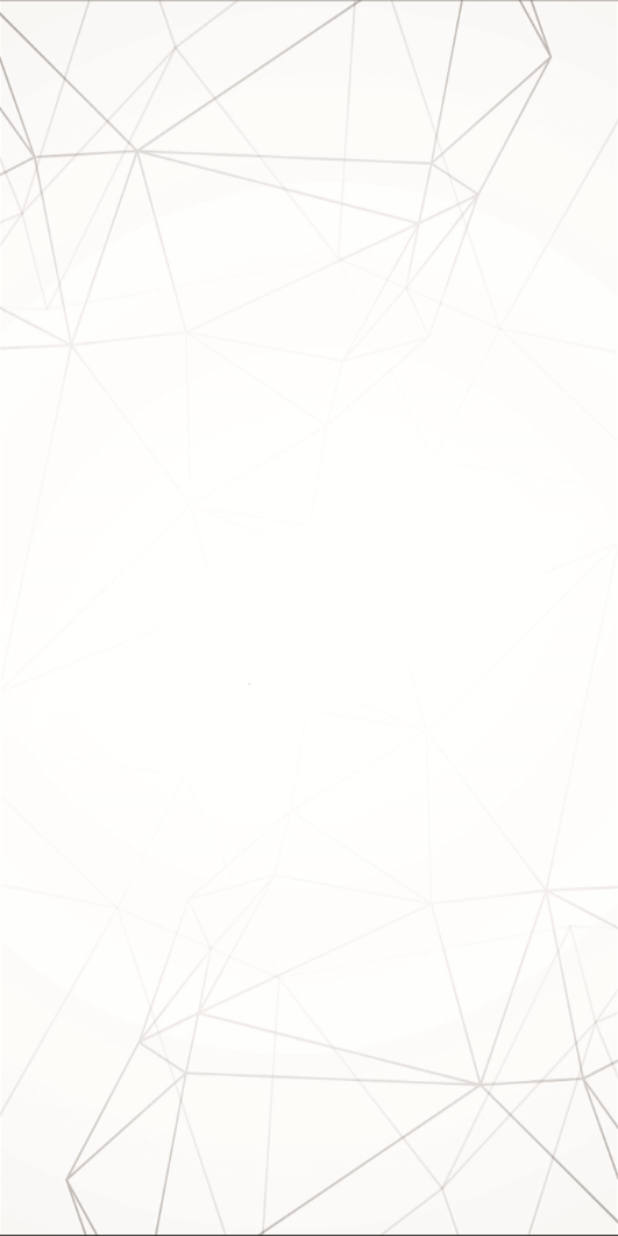
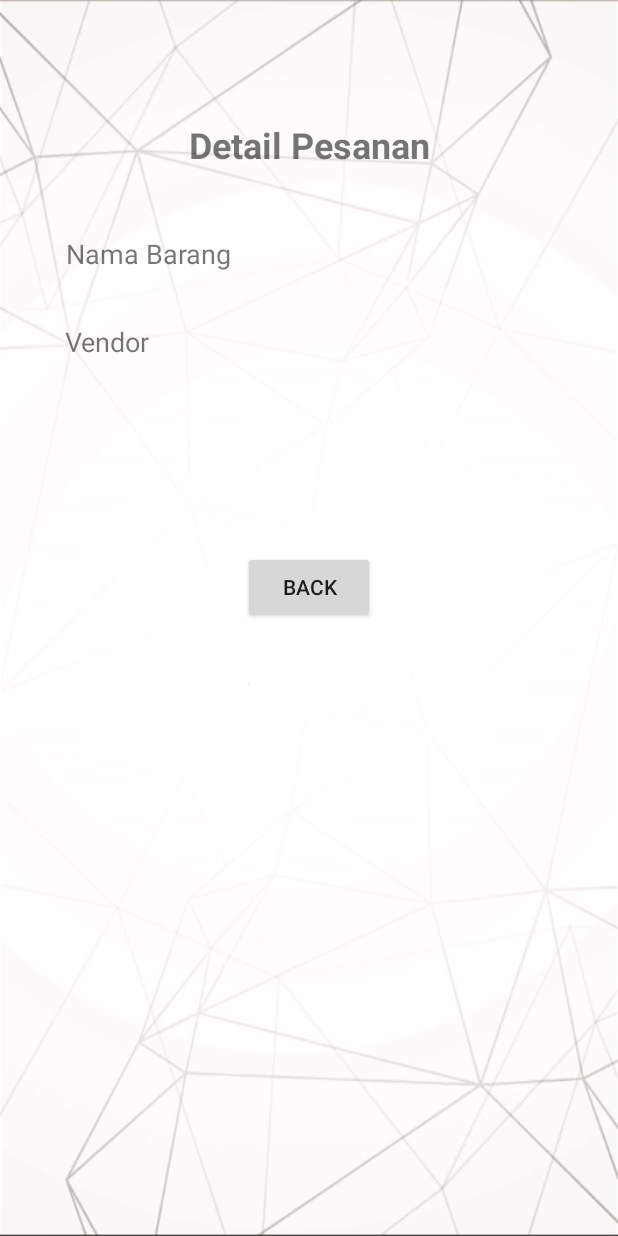
Before and after one commit to prosperoinv/MainProject, an Android app: the DetailBarang screen opened directly, with no data from a screen before it, on a phone screen of 412 x 824 dp. Run offline under Robolectric (Android 15) with nearby library versions, the phone set to English and light mode, and no system bars.

Commit message:
Alex said, produksi sudah masuk

```diff
--- a/app/src/main/AndroidManifest.xml
+++ b/app/src/main/AndroidManifest.xml
@@ -32,7 +32,8 @@
         <activity android:name=".penjualan.Detail" />
         <activity android:name=".distribusi.Distribusi1" />
         <activity android:name=".distribusi.D_adapter" />
-        <activity android:name=".pengadaan.TambahPesanan"></activity>
+        <activity android:name=".pengadaan.TambahPesanan" />
+        <activity android:name=".produksi.BarangBarang"></activity>
     </application>
 
 </manifest>
--- a/app/src/main/java/id/simplify/prosperoinv/pengadaan/DetailBarang.java
+++ b/app/src/main/java/id/simplify/prosperoinv/pengadaan/DetailBarang.java
@@ -1,15 +1,41 @@
 package id.simplify.prosperoinv.pengadaan;
 
+import android.content.Intent;
 import android.support.v7.app.AppCompatActivity;
 import android.os.Bundle;
+import android.widget.TextView;
 
 import id.simplify.prosperoinv.R;
 
 public class DetailBarang extends AppCompatActivity {
-
+    Intent masuk;
+    String nama,vendor,jumlah;
+    TextView a,b,c,judul,vedor,remover;
     @Override
     protected void onCreate(Bundle savedInstanceState) {
         super.onCreate(savedInstanceState);
         setContentView(R.layout.activity_laporan_pengadaan);
+        a = (TextView) findViewById(R.id.editText);
+        b = (TextView) findViewById(R.id.editText2);
+        c = (TextView) findViewById(R.id.editText3);
+        judul = (TextView) findViewById(R.id.textView10);
+        vedor = (TextView) findViewById(R.id.textView12);
+        remover = (TextView) findViewById(R.id.textView13);
+        masuk = getIntent();
+        nama = masuk.getStringExtra("nama");
+        vendor = masuk.getStringExtra("vendor");
+        jumlah = masuk.getStringExtra("jumlah");
+        if (vendor!=null){
+            a.setText(nama);
+            b.setText(vendor);
+            c.setText(jumlah);}
+        else if (vendor==null) {
+            judul.setText("Detail Pesanan");
+            a.setText(nama);
+            b.setText(jumlah);
+            remover.setText("");
+            c.setText("");
+
+        }
     }
 }
--- a/app/src/main/java/id/simplify/prosperoinv/pengadaan/TambahPesanan.java
+++ b/app/src/main/java/id/simplify/prosperoinv/pengadaan/TambahPesanan.java
@@ -9,6 +9,7 @@ import android.widget.ArrayAdapter;
 import android.widget.EditText;
 import android.widget.Spinner;
 import android.widget.TextView;
+import android.widget.Toast;
 
 import com.google.firebase.auth.FirebaseAuth;
 import com.google.firebase.auth.FirebaseUser;
@@ -55,7 +56,7 @@ public class TambahPesanan extends AppCompatActivity {
     }
 
     private void dataforuser() {
-        Query query = user.child("user").orderByChild("userId").equalTo(uiduser);
+        Query query = user.child("user").equalTo(uiduser);
         query.addValueEventListener(new ValueEventListener() {
             @Override
             public void onDataChange(DataSnapshot dataSnapshot) {
@@ -69,6 +70,7 @@ public class TambahPesanan extends AppCompatActivity {
             public void onCancelled(DatabaseError databaseError) {
             }
         });
+        Toast.makeText(this,namauser,Toast.LENGTH_SHORT).show();
     }
 
     private void dataforspinner() {
--- a/app/src/main/res/layout/activity_laporan_pengadaan.xml
+++ b/app/src/main/res/layout/activity_laporan_pengadaan.xml
@@ -7,4 +7,119 @@
     android:background="@mipmap/backgr"
     tools:context="id.simplify.prosperoinv.pengadaan.DetailBarang">
 
+    <TextView
+        android:id="@+id/textView10"
+        android:layout_width="wrap_content"
+        android:layout_height="wrap_content"
+        android:layout_marginEnd="127dp"
+        android:layout_marginLeft="127dp"
+        android:layout_marginRight="127dp"
+        android:layout_marginStart="127dp"
+        android:layout_marginTop="80dp"
+        android:text="Detail Barang"
+        android:textSize="24dp"
+        android:textStyle="bold"
+        app:layout_constraintEnd_toEndOf="parent"
+        app:layout_constraintStart_toStartOf="parent"
+        app:layout_constraintTop_toTopOf="parent" />
+
+    <TextView
+        android:id="@+id/textView11"
+        android:layout_width="wrap_content"
+        android:layout_height="wrap_content"
+        android:layout_marginEnd="9dp"
+        android:layout_marginLeft="44dp"
+        android:layout_marginRight="9dp"
+        android:layout_marginStart="44dp"
+        android:layout_marginTop="44dp"
+        android:text="Nama Barang"
+        android:textSize="18dp"
+        app:layout_constraintEnd_toStartOf="@+id/editText"
+        app:layout_constraintHorizontal_chainStyle="spread_inside"
+        app:layout_constraintStart_toStartOf="parent"
+        app:layout_constraintTop_toBottomOf="@+id/textView10" />
+
+    <TextView
+        android:id="@+id/editText"
+        android:layout_width="190dp"
+        android:layout_height="34dp"
+        android:layout_marginEnd="32dp"
+        android:layout_marginLeft="8dp"
+        android:layout_marginRight="32dp"
+        android:layout_marginStart="8dp"
+        android:layout_marginTop="44dp"
+        android:text="ollo"
+        android:textSize="18dp"
+        app:layout_constraintEnd_toEndOf="parent"
+        app:layout_constraintStart_toEndOf="@+id/textView11"
+        app:layout_constraintTop_toBottomOf="@+id/textView10" />
+
+    <TextView
+        android:id="@+id/editText2"
+        android:layout_width="190dp"
+        android:layout_height="47dp"
+        android:layout_marginEnd="32dp"
+        android:layout_marginLeft="61dp"
+        android:layout_marginRight="32dp"
+        android:layout_marginStart="61dp"
+        android:layout_marginTop="25dp"
+        android:text="ollo"
+        android:textSize="18dp"
+        app:layout_constraintEnd_toEndOf="parent"
+        app:layout_constraintStart_toEndOf="@+id/textView12"
+        app:layout_constraintTop_toBottomOf="@+id/editText" />
+
+    <TextView
+        android:id="@+id/textView12"
+        android:layout_width="wrap_content"
+        android:layout_height="wrap_content"
+        android:layout_marginLeft="43dp"
+        android:layout_marginStart="43dp"
+        android:layout_marginTop="34dp"
+        android:text="Vendor"
+        android:textSize="18dp"
+        app:layout_constraintStart_toStartOf="parent"
+        app:layout_constraintTop_toBottomOf="@+id/textView11" />
+
+    <TextView
+        android:id="@+id/editText3"
+        android:layout_width="190dp"
+        android:layout_height="32dp"
+        android:layout_marginEnd="32dp"
+        android:layout_marginRight="32dp"
+        android:layout_marginTop="24dp"
+        android:text="ollo"
+        android:textSize="18dp"
+        app:layout_constraintEnd_toEndOf="parent"
+        app:layout_constraintTop_toBottomOf="@+id/editText2" />
+
+    <TextView
+        android:id="@+id/textView13"
+        android:layout_width="wrap_content"
+        android:layout_height="wrap_content"
+        android:layout_marginEnd="60dp"
+        android:layout_marginLeft="43dp"
+        android:layout_marginRight="60dp"
+        android:layout_marginStart="43dp"
+        android:layout_marginTop="47dp"
+        android:text="Jumlah"
+        android:textSize="18dp"
+        app:layout_constraintEnd_toStartOf="@+id/editText3"
+        app:layout_constraintHorizontal_bias="0.0"
+        app:layout_constraintStart_toStartOf="parent"
+        app:layout_constraintTop_toBottomOf="@+id/textView12" />
+
+    <Button
+        android:id="@+id/button"
+        android:layout_width="wrap_content"
+        android:layout_height="wrap_content"
+        android:layout_marginEnd="148dp"
+        android:layout_marginLeft="148dp"
+        android:layout_marginRight="148dp"
+        android:layout_marginStart="148dp"
+        android:layout_marginTop="48dp"
+        android:text="Back"
+        app:layout_constraintEnd_toEndOf="parent"
+        app:layout_constraintStart_toStartOf="parent"
+        app:layout_constraintTop_toBottomOf="@+id/editText3" />
 </android.support.constraint.ConstraintLayout>
--- a/app/src/main/res/layout/activity_tbhbarangbaru.xml
+++ b/app/src/main/res/layout/activity_tbhbarangbaru.xml
@@ -89,7 +89,6 @@
         android:layout_marginTop="9dp"
         android:ems="10"
         android:inputType="textPersonName"
-        android:text="Name"
         app:layout_constraintEnd_toEndOf="parent"
         app:layout_constraintTop_toBottomOf="@+id/editText2" />
 
```
Also changed, not shown: app/src/main/java/id/simplify/prosperoinv/model/Barang.java (added, +53 -0 lines), app/src/main/java/id/simplify/prosperoinv/produksi/BarangAdapter.java (added, +74 -0 lines), app/src/main/java/id/simplify/prosperoinv/produksi/BarangBarang.java (added, +31 -0 lines), app/src/main/java/id/simplify/prosperoinv/produksi/produksi.java (+45 -1 lines), app/src/main/res/layout/activity_adapter.xml (+16 -7 lines), app/src/main/res/layout/activity_barang_barang.xml (added, +9 -0 lines), app/src/main/res/layout/activity_produksi.xml (+13 -7 lines).
